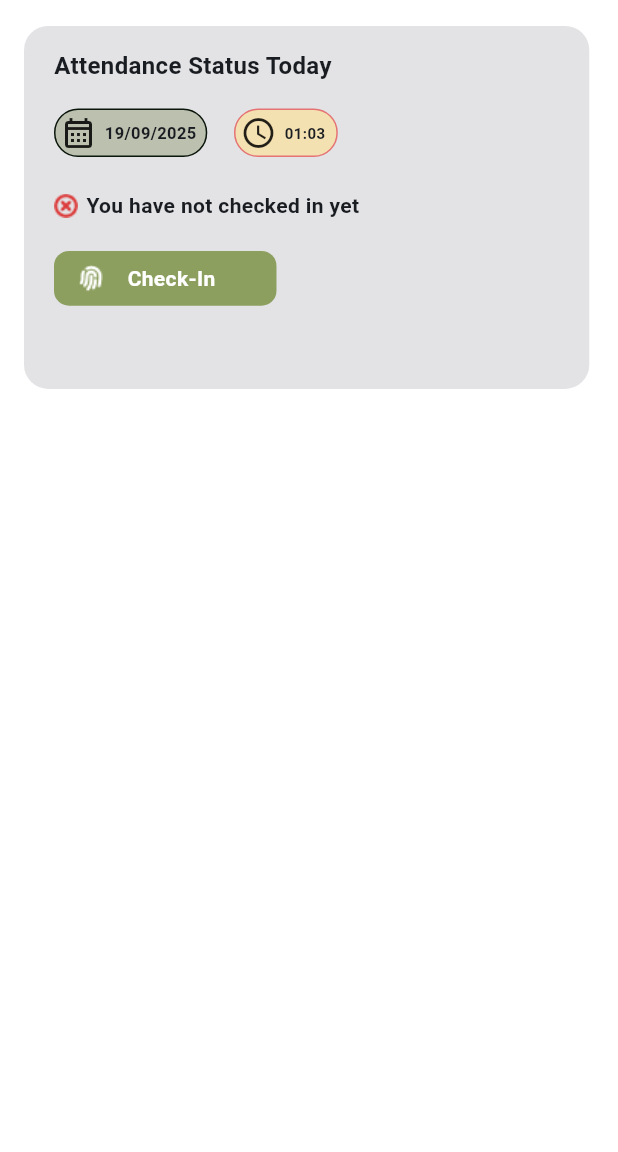
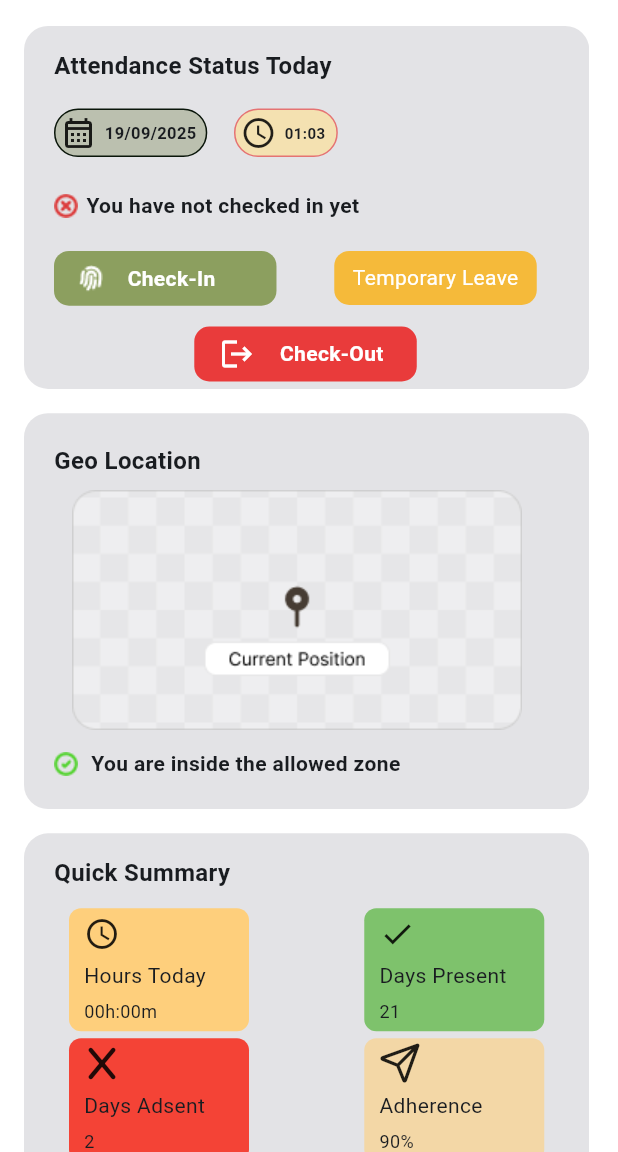
Before and after one commit to He9sham/Hodorak, a Flutter app: the screen it shows after launch, on a phone screen of 412 x 824 dp, the part 84-1236 px from its top. Run offline on Flutter 3.47's test engine with Material 3 defaults, Android fonts, the phone set to English and light mode, and no system bars; our stand-ins replace animated_splash_screen, flutter_riverpod, flutter_screenutil, font_awesome_flutter, google_fonts, page_transition and 1 more; missing offline and left inert: odoo_rpc.

Commit message:
Update pubspec.yaml to remove outdated comments, enhance HomeScreen layout with SingleChildScrollView, and add GeoLocation and QuickSummary widgets. Introduce new UI elements in AttendanceStatus for temporary leave and check-out functionality.

```diff
--- a/lib/features/home/views/home_screen.dart
+++ b/lib/features/home/views/home_screen.dart
@@ -1,6 +1,8 @@
 import 'package:flutter/material.dart';
 import 'package:hodorak/core/helper/spacing.dart';
 import 'package:hodorak/features/home/views/widgets/attendance_status.dart';
+import 'package:hodorak/features/home/views/widgets/geo_location.dart';
+import 'package:hodorak/features/home/views/widgets/quick_summary.dart';
 
 class HomeScreen extends StatelessWidget {
   const HomeScreen({super.key});
@@ -27,7 +29,19 @@ class HomeScreen extends StatelessWidget {
       ),
       body: Padding(
         padding: const EdgeInsets.symmetric(horizontal: 16),
-        child: Column(children: [verticalSpace(17), AttendanceStatus()]),
+        child: SingleChildScrollView(
+          child: Column(
+            children: [
+              verticalSpace(17),
+              AttendanceStatus(),
+              verticalSpace(16),
+              GeoLocation(),
+              verticalSpace(16),
+              QuickSummary(),
+              verticalSpace(16),
+            ],
+          ),
+        ),
       ),
     );
   }
--- a/lib/features/home/views/widgets/attendance_status.dart
+++ b/lib/features/home/views/widgets/attendance_status.dart
@@ -117,6 +117,55 @@ class AttendanceStatus extends StatelessWidget {
             ),
           ),
         ),
+        Positioned(
+          top: 150,
+          right: 35,
+          child: Container(
+            height: 36,
+            width: 135,
+            decoration: BoxDecoration(
+              color: Color(0xffF5BA3A),
+              borderRadius: BorderRadius.circular(10),
+            ),
+            child: Center(
+              child: Text(
+                'Temporary Leave',
+                style: TextStyle(
+                  fontSize: 14,
+                  fontWeight: FontWeight.w400,
+                  color: Colors.white,
+                ),
+              ),
+            ),
+          ),
+        ),
+        Positioned(
+          bottom: 5,
+          right: 115,
+          child: Container(
+            height: 36.h,
+            width: 135.w,
+            decoration: BoxDecoration(
+              color: Color(0xffE93B3B),
+              borderRadius: BorderRadius.circular(10),
+            ),
+            child: Row(
+              children: [
+                horizontalSpace(15),
+                Icon(Icons.logout, color: Colors.white),
+                horizontalSpace(15),
+                Text(
+                  'Check-Out',
+                  style: TextStyle(
+                    fontSize: 14,
+                    fontWeight: FontWeight.bold,
+                    color: Colors.white,
+                  ),
+                ),
+              ],
+            ),
+          ),
+        ),
       ],
     );
   }
--- /dev/null
+++ b/lib/features/home/views/widgets/geo_location.dart
@@ -0,0 +1,56 @@
+import 'package:flutter/widgets.dart';
+import 'package:flutter_screenutil/flutter_screenutil.dart';
+import 'package:hodorak/core/helper/spacing.dart';
+
+class GeoLocation extends StatelessWidget {
+  const GeoLocation({super.key});
+
+  @override
+  Widget build(BuildContext context) {
+    return Stack(
+      children: [
+        Container(
+          height: 260.h,
+          width: 343.w,
+          decoration: BoxDecoration(
+            borderRadius: BorderRadius.circular(16),
+            color: Color.fromARGB(237, 225, 225, 228),
+          ),
+        ),
+        Positioned(
+          top: 20,
+          left: 20,
+          child: Text(
+            'Geo Location',
+            style: TextStyle(fontSize: 16, fontWeight: FontWeight.bold),
+          ),
+        ),
+
+        Positioned(
+          top: 50,
+          right: 30,
+          child: Container(
+            width: 300.w,
+            height: 160.h,
+            decoration: BoxDecoration(borderRadius: BorderRadius.circular(16)),
+            child: Image.asset('assets/Frame_location.png'),
+          ),
+        ),
+        Positioned(
+          bottom: 20,
+          left: 20,
+          child: Row(
+            children: [
+              Image.asset('assets/Icon_true.png'),
+              horizontalSpace(8),
+              Text(
+                'You are inside the allowed zone',
+                style: TextStyle(fontWeight: FontWeight.bold, fontSize: 14),
+              ),
+            ],
+          ),
+        ),
+      ],
+    );
+  }
+}
--- /dev/null
+++ b/lib/features/home/views/widgets/quick_summary.dart
@@ -0,0 +1,72 @@
+import 'package:flutter/material.dart';
+import 'package:flutter_screenutil/flutter_screenutil.dart';
+import 'package:font_awesome_flutter/font_awesome_flutter.dart';
+import 'package:hodorak/features/home/views/widgets/status_summary_container.dart';
+
+class QuickSummary extends StatelessWidget {
+  const QuickSummary({super.key});
+
+  @override
+  Widget build(BuildContext context) {
+    return Stack(
+      children: [
+        Container(
+          height: 245.h,
+          width: 343.w,
+          decoration: BoxDecoration(
+            borderRadius: BorderRadius.circular(16),
+            color: Color.fromARGB(237, 225, 225, 228),
+          ),
+        ),
+        Positioned(
+          top: 15,
+          left: 20,
+          child: Text(
+            'Quick Summary',
+            style: TextStyle(fontSize: 16, fontWeight: FontWeight.bold),
+          ),
+        ),
+        Positioned(
+          top: 50,
+          left: 30,
+          child: StatusSummaryContainer(
+            title: 'Hours Today',
+            subtitle: '00h:00m',
+            icon: Icons.watch_later_outlined,
+            color: Color(0xffFECF7C),
+          ),
+        ),
+        Positioned(
+          top: 50,
+          right: 30,
+          child: StatusSummaryContainer(
+            title: 'Days Present',
+            subtitle: '21',
+            icon: Icons.check,
+            color: Color(0xff7EC26C),
+          ),
+        ),
+        Positioned(
+          bottom: 30,
+          right: 30,
+          child: StatusSummaryContainer(
+            title: 'Adherence',
+            subtitle: '90%',
+            icon: FontAwesomeIcons.paperPlane,
+            color: Color(0xffFECF7C).withValues(alpha: 0.6),
+          ),
+        ),
+        Positioned(
+          bottom: 30,
+          left: 30,
+          child: StatusSummaryContainer(
+            title: 'Days Adsent',
+            subtitle: '2',
+            icon: FontAwesomeIcons.x,
+            color: Colors.red,
+          ),
+        ),
+      ],
+    );
+  }
+}
--- /dev/null
+++ b/lib/features/home/views/widgets/status_summary_container.dart
@@ -0,0 +1,46 @@
+
+import 'package:flutter/material.dart';
+
+
+class StatusSummaryContainer extends StatelessWidget {
+  const StatusSummaryContainer({
+    super.key,
+    required this.title,
+    required this.subtitle,
+    required this.color,
+    required this.icon,
+  });
+  final String title, subtitle;
+  final Color color;
+  final IconData icon;
+  @override
+  Widget build(BuildContext context) {
+    return Container(
+      width: 120,
+      height: 82,
+      decoration: BoxDecoration(
+        borderRadius: BorderRadius.circular(8),
+        color: color,
+      ),
+      child: Padding(
+        padding: const EdgeInsets.symmetric(horizontal: 10, vertical: 5),
+        child: Column(
+          mainAxisAlignment: MainAxisAlignment.spaceBetween,
+          crossAxisAlignment: CrossAxisAlignment.start,
+          children: [
+            Icon(icon),
+
+            Text(
+              title,
+              style: TextStyle(fontSize: 14, fontWeight: FontWeight.w400),
+            ),
+            Text(
+              subtitle,
+              style: TextStyle(fontSize: 12, fontWeight: FontWeight.w400),
+            ),
+          ],
+        ),
+      ),
+    );
+  }
+}
```
Also changed, not shown: pubspec.yaml (+2 -9 lines), assets/Frame_location.png (added).
